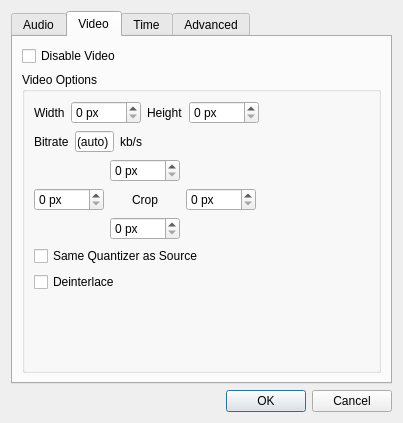
Qt form src/ui/conversionparameterdialog.ui (qwinff/qwinff) before a commit.
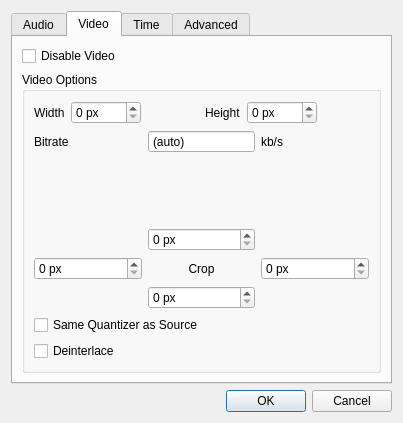
The same form after that commit. The open tabs and pages were chosen to show the change. Icons and pictures are not drawn.

Commit message: Modify ConversionParameterDialog layout.

The edit to the form file:
```diff
--- a/src/ui/conversionparameterdialog.ui
+++ b/src/ui/conversionparameterdialog.ui
@@ -185,7 +185,24 @@
             <string>Video Options</string>
            </property>
            <layout class="QFormLayout" name="formLayout_2">
-            <item row="0" column="0">
+            <item row="6" column="0">
+             <widget class="QCheckBox" name="chkVideoSameQuality">
+              <property name="toolTip">
+               <string>Same Quantizer as Source</string>
+              </property>
+              <property name="text">
+               <string>Same Quantizer as Source</string>
+              </property>
+             </widget>
+            </item>
+            <item row="7" column="0">
+             <widget class="QCheckBox" name="chkDeinterlace">
+              <property name="text">
+               <string>Deinterlace</string>
+              </property>
+             </widget>
+            </item>
+            <item row="0" column="0" colspan="2">
              <layout class="QHBoxLayout" name="horizontalLayout_9">
               <item>
                <layout class="QHBoxLayout" name="horizontalLayout_7">
@@ -209,6 +226,19 @@
                   </property>
                  </widget>
                 </item>
+                <item>
+                 <spacer name="horizontalSpacer_2">
+                  <property name="orientation">
+                   <enum>Qt::Horizontal</enum>
+                  </property>
+                  <property name="sizeHint" stdset="0">
+                   <size>
+                    <width>40</width>
+                    <height>20</height>
+                   </size>
+                  </property>
+                 </spacer>
+                </item>
                </layout>
               </item>
               <item>
@@ -233,11 +263,24 @@
                   </property>
                  </widget>
                 </item>
+                <item>
+                 <spacer name="horizontalSpacer_3">
+                  <property name="orientation">
+                   <enum>Qt::Horizontal</enum>
+                  </property>
+                  <property name="sizeHint" stdset="0">
+                   <size>
+                    <width>40</width>
+                    <height>20</height>
+                   </size>
+                  </property>
+                 </spacer>
+                </item>
                </layout>
               </item>
              </layout>
             </item>
-            <item row="1" column="0">
+            <item row="1" column="0" colspan="2">
              <layout class="QHBoxLayout" name="horizontalLayout_10">
               <item>
                <widget class="QLabel" name="label_4">
@@ -268,7 +311,7 @@
               </item>
              </layout>
             </item>
-            <item row="4" column="0">
+            <item row="4" column="0" colspan="2">
              <layout class="QGridLayout" name="gridLayout">
               <item row="0" column="1">
                <widget class="QSpinBox" name="spinCropTop">
@@ -334,22 +377,18 @@
               </item>
              </layout>
             </item>
-            <item row="6" column="0">
-             <widget class="QCheckBox" name="chkVideoSameQuality">
-              <property name="toolTip">
-               <string>Same Quantizer as Source</string>
+            <item row="2" column="0">
+             <spacer name="verticalSpacer">
+              <property name="orientation">
+               <enum>Qt::Vertical</enum>
               </property>
-              <property name="text">
-               <string>Same Quantizer as Source</string>
+              <property name="sizeHint" stdset="0">
+               <size>
+                <width>20</width>
+                <height>40</height>
+               </size>
               </property>
-             </widget>
-            </item>
-            <item row="7" column="0">
-             <widget class="QCheckBox" name="chkDeinterlace">
-              <property name="text">
-               <string>Deinterlace</string>
-              </property>
-             </widget>
+             </spacer>
             </item>
            </layout>
           </widget>
```
Left out of the diff: 74 changed lines with no effect on the pictures.
